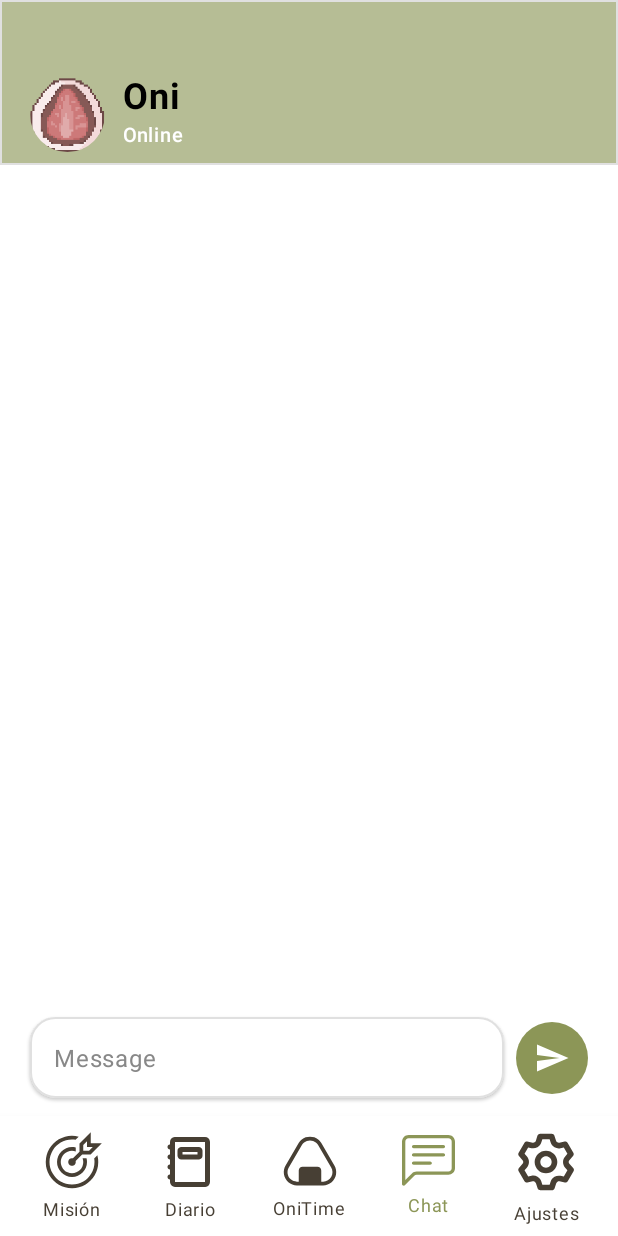
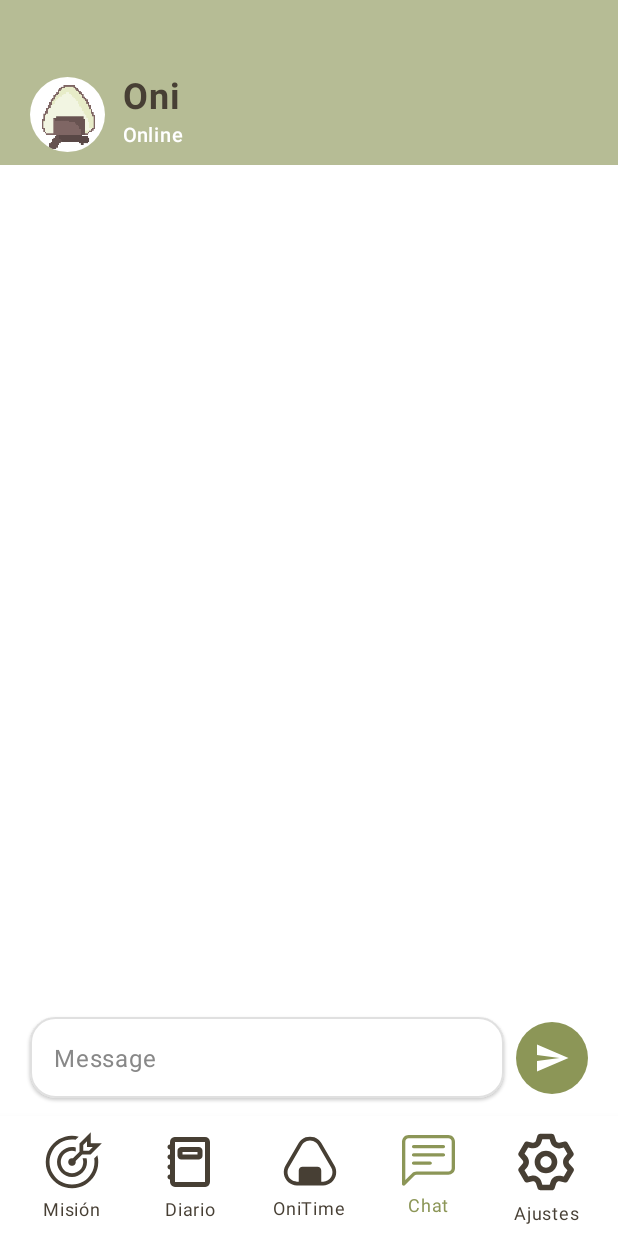
Before and after one commit to KokorikoFC/TfgOnitime, an Android app built with Jetpack Compose: the ChatScreen screen opened through its navigation route, on a phone screen of 412 x 824 dp. Run offline under Robolectric (Android 15) with nearby library versions, the phone set to English and light mode, and no system bars; our stand-ins replace Firebase (no records; nobody signed in at launch, a user with empty details on screens opened directly); libraries missing offline, so code that uses them is left out: com.google.ai.client; 1 statement that could not run was skipped.

Commit message:
Update chat colors

```diff
--- a/app/src/main/java/com/example/tfgonitime/ui/components/chatComp/ChatHeader.kt
+++ b/app/src/main/java/com/example/tfgonitime/ui/components/chatComp/ChatHeader.kt
@@ -20,6 +20,7 @@ import androidx.compose.foundation.layout.width
 import androidx.compose.foundation.shape.CircleShape
 import androidx.compose.foundation.shape.RoundedCornerShape
 import androidx.compose.material3.ExperimentalMaterial3Api
+import androidx.compose.material3.MaterialTheme
 import androidx.compose.material3.Text
 import androidx.compose.material3.TopAppBar
 import androidx.compose.material3.TopAppBarDefaults
@@ -41,8 +42,10 @@ import androidx.compose.ui.unit.dp
 import androidx.compose.ui.unit.sp
 import com.example.tfgonitime.R
 import com.example.tfgonitime.ui.theme.Beige
+import com.example.tfgonitime.ui.theme.Brown
 import com.example.tfgonitime.ui.theme.DarkBrown
 import com.example.tfgonitime.ui.theme.Gray
+import com.example.tfgonitime.ui.theme.Green
 import com.example.tfgonitime.ui.theme.LightBeige
 import com.example.tfgonitime.ui.theme.White
 
@@ -55,12 +58,7 @@ fun ChatHeader() {
         modifier = Modifier
             .fillMaxWidth()
             .height(110.dp)
-            .background(Color(0xFFb6bd95))
-            .border(
-                width = 1.dp,
-                color = Color(0xFFE0E0E0),
-                shape = RoundedCornerShape(bottomStart = 0.dp, bottomEnd = 0.dp)
-            )
+            .background(Green.copy(alpha = 0.63f))
     ) {
         Column(
             modifier = Modifier
@@ -72,13 +70,18 @@ fun ChatHeader() {
                     .padding(bottom = 8.dp, top = 5.dp),
                 verticalAlignment = Alignment.CenterVertically
             ) {
-                Image(
-                    painter = painterResource(id = R.drawable.head_daifuku),
-                    contentDescription = "Avatar",
-                    modifier = Modifier
-                        .size(50.dp)
-                        .clip(CircleShape)
-                )
+                Box(modifier = Modifier
+                    .size(50.dp)
+                    .clip(CircleShape).background(White),
+                    contentAlignment = Alignment.Center
+                ){
+                    Image(
+                        painter = painterResource(id = R.drawable.ui_singup_onigiritalking),
+                        contentDescription = "Avatar",
+                        modifier = Modifier
+                            .size(45.dp)
+                    )
+                }
                 Spacer(modifier = Modifier.width(12.dp))
                 Column(
                     verticalArrangement = Arrangement.Center,
@@ -88,13 +91,13 @@ fun ChatHeader() {
                         text = "Oni",
                         fontSize = 24.sp,
                         fontWeight = FontWeight.Bold,
-                        color = Color.Black
+                        color = MaterialTheme.colorScheme.onPrimary
                     )
                     Text(
                         text = if (isOnline) "Online" else "Offline",
                         fontSize = 13.sp,
                         fontWeight = FontWeight.Medium,
-                        color = Color.White
+                        color = White
                     )
                 }
             }
--- a/app/src/main/java/com/example/tfgonitime/ui/components/chatComp/MessageInput.kt
+++ b/app/src/main/java/com/example/tfgonitime/ui/components/chatComp/MessageInput.kt
@@ -60,7 +60,7 @@ fun MessageInput(onSend: (String) -> Unit) {
                 unfocusedContainerColor = Color.Transparent,
                 focusedIndicatorColor = Color.Transparent,
                 unfocusedIndicatorColor = Color.Transparent,
-                cursorColor = Color.Black
+                cursorColor = Green
             )
         )
 
--- a/app/src/main/java/com/example/tfgonitime/ui/screens/chat/chatScreen.kt
+++ b/app/src/main/java/com/example/tfgonitime/ui/screens/chat/chatScreen.kt
@@ -47,7 +47,7 @@ fun ChatScreen(navHostController: NavHostController, chatViewModel: ChatViewMode
     }
 
     Scaffold(
-        containerColor = Color.White,
+        containerColor = MaterialTheme.colorScheme.background,
         topBar = { ChatHeader() },
         bottomBar = { CustomBottomNavBar(navHostController) },
         floatingActionButton = {
@@ -77,7 +77,7 @@ fun ChatScreen(navHostController: NavHostController, chatViewModel: ChatViewMode
             Column(
                 modifier = Modifier
                     .fillMaxSize()
-                    .background(Color.White)
+                    .background(MaterialTheme.colorScheme.background)
                     .padding(horizontal = 20.dp)
                     .padding(paddingValues)
             ) {
```
